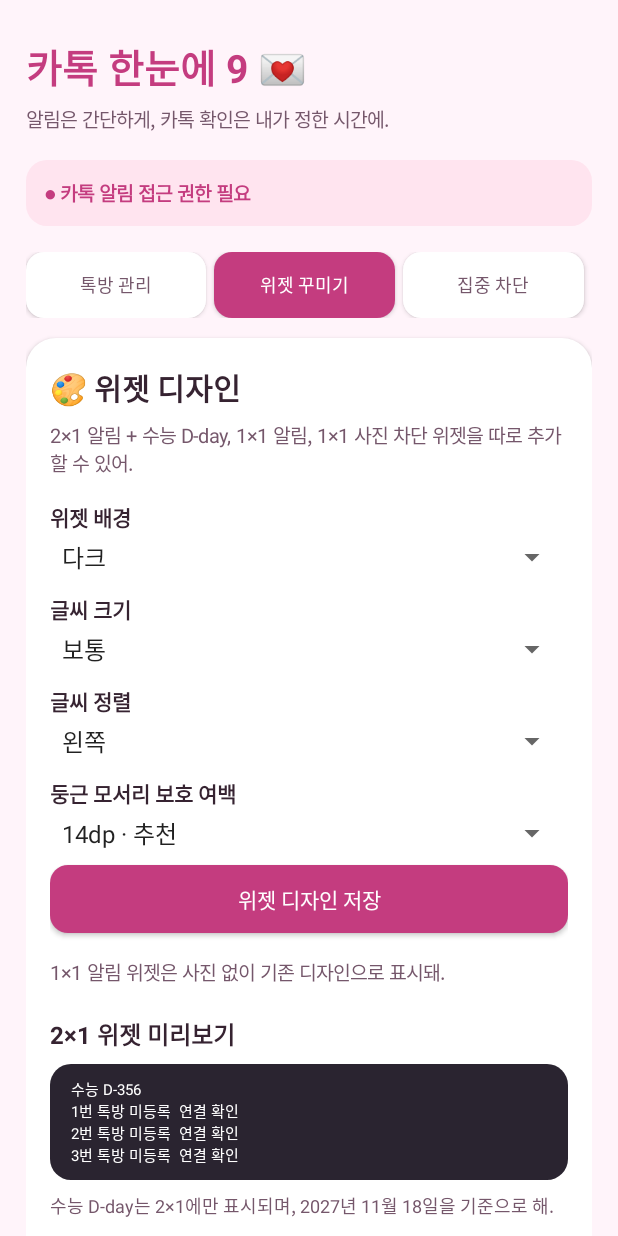
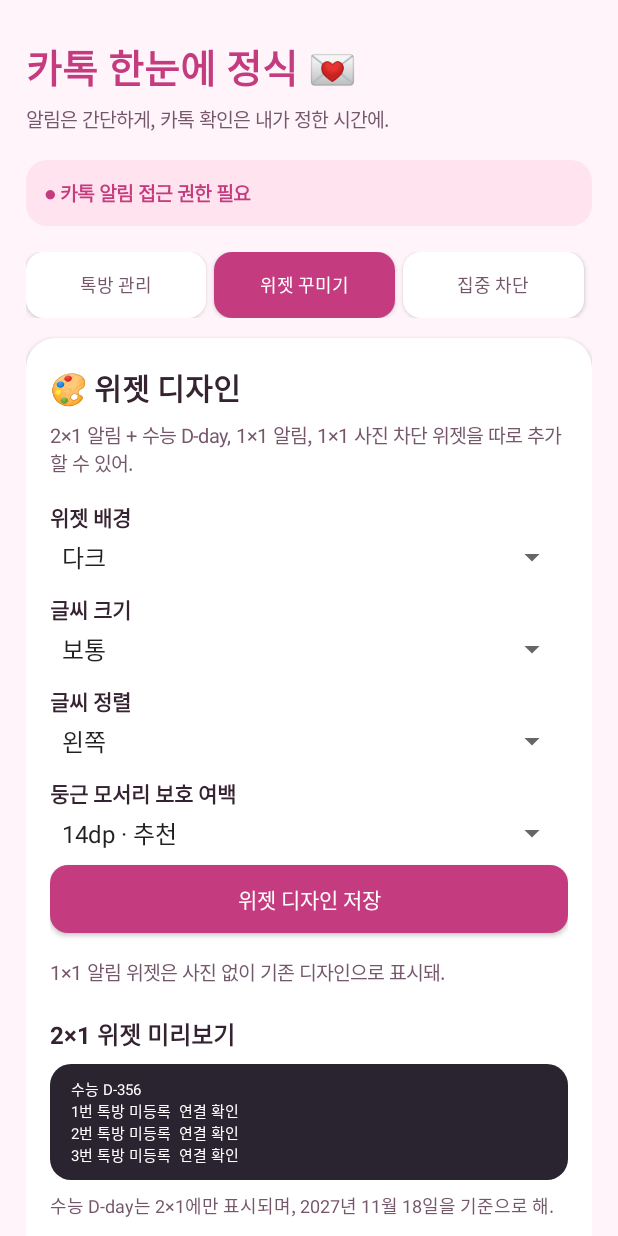
Before and after one commit to ddogy1212/kakaotalk, an Android app: the screen it shows after launch (MainActivity), after a tap on "위젯 꾸미기", on a phone screen of 412 x 824 dp. Run offline under Robolectric (Android 15) with nearby library versions, the phone set to English and light mode, and no system bars; 1 other tap on this screen came first.

Commit message:
Reflect permanent updateable app name in settings screen

```diff
--- a/app/src/main/java/com/kyubang/kakaofocus/MainActivity.java
+++ b/app/src/main/java/com/kyubang/kakaofocus/MainActivity.java
@@ -61,7 +61,7 @@ public final class MainActivity extends Activity {
         scroll.addView(page);
         setContentView(scroll);
 
-        TextView heading = text("카톡 한눈에 9 💌", 26, true);
+        TextView heading = text("카톡 한눈에 정식 💌", 26, true);
         heading.setTextColor(PINK);
         page.addView(heading);
         addWithTop(page, text("알림은 간단하게, 카톡 확인은 내가 정한 시간에.", 13, false), 6);
```
